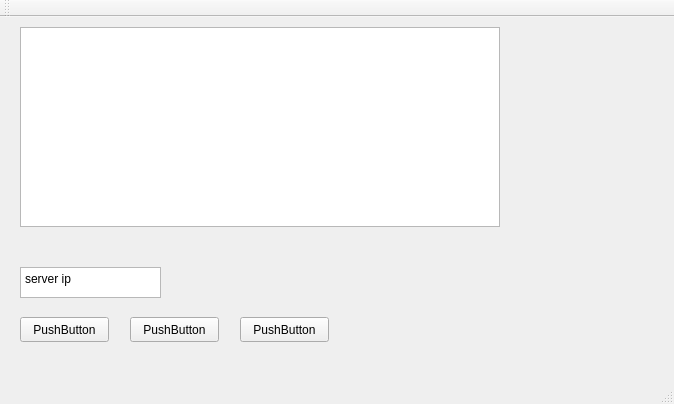
Above: web_gui/qt-test/mainwindow.ui from dg-w36/C-UNIX2018-project before the change. Below: the same form after it.
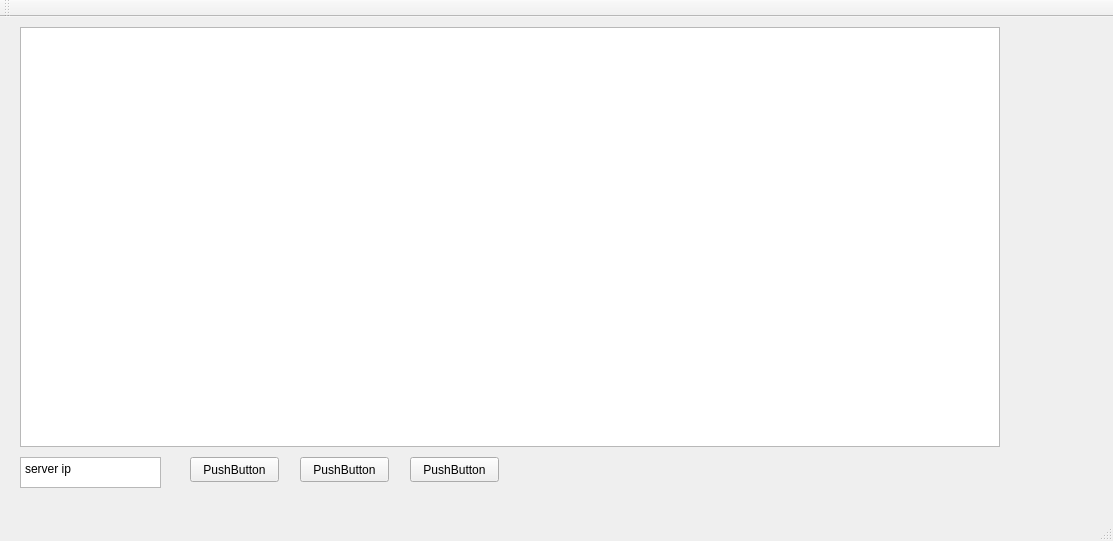
That is the form after the change.

What changed in the file:
```diff
--- a/web_gui/qt-test/mainwindow.ui
+++ b/web_gui/qt-test/mainwindow.ui
@@ -6,8 +6,8 @@
    <rect>
     <x>0</x>
     <y>0</y>
-    <width>674</width>
-    <height>404</height>
+    <width>1113</width>
+    <height>541</height>
    </rect>
   </property>
   <property name="windowTitle">
@@ -19,16 +19,16 @@
      <rect>
       <x>20</x>
       <y>10</y>
-      <width>480</width>
-      <height>200</height>
+      <width>980</width>
+      <height>420</height>
      </rect>
     </property>
    </widget>
    <widget class="QPushButton" name="pushButton">
     <property name="geometry">
      <rect>
-      <x>20</x>
-      <y>300</y>
+      <x>190</x>
+      <y>440</y>
       <width>89</width>
       <height>25</height>
      </rect>
@@ -40,8 +40,8 @@
    <widget class="QPushButton" name="pushButton_2">
     <property name="geometry">
      <rect>
-      <x>130</x>
-      <y>300</y>
+      <x>300</x>
+      <y>440</y>
       <width>89</width>
       <height>25</height>
      </rect>
@@ -53,8 +53,8 @@
    <widget class="QPushButton" name="pushButton_3">
     <property name="geometry">
      <rect>
-      <x>240</x>
-      <y>300</y>
+      <x>410</x>
+      <y>440</y>
       <width>89</width>
       <height>25</height>
      </rect>
@@ -67,7 +67,7 @@
     <property name="geometry">
      <rect>
       <x>20</x>
-      <y>250</y>
+      <y>440</y>
       <width>141</width>
       <height>31</height>
      </rect>
```
Left out of the diff: 2 changed lines with no effect on the pictures.
